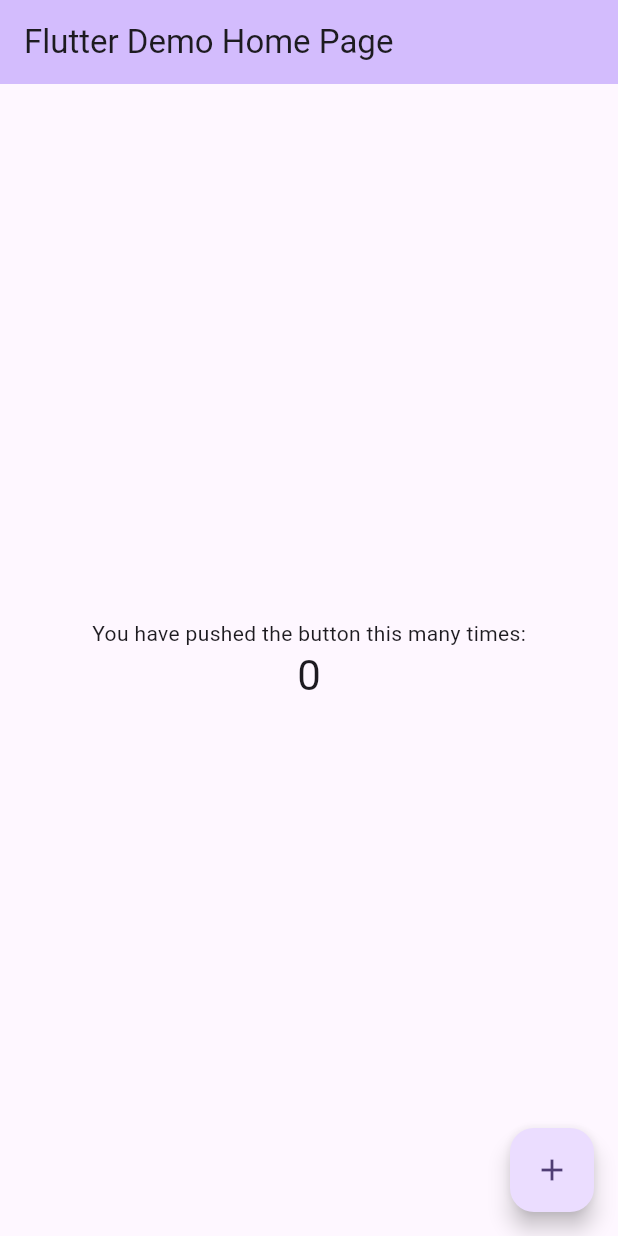
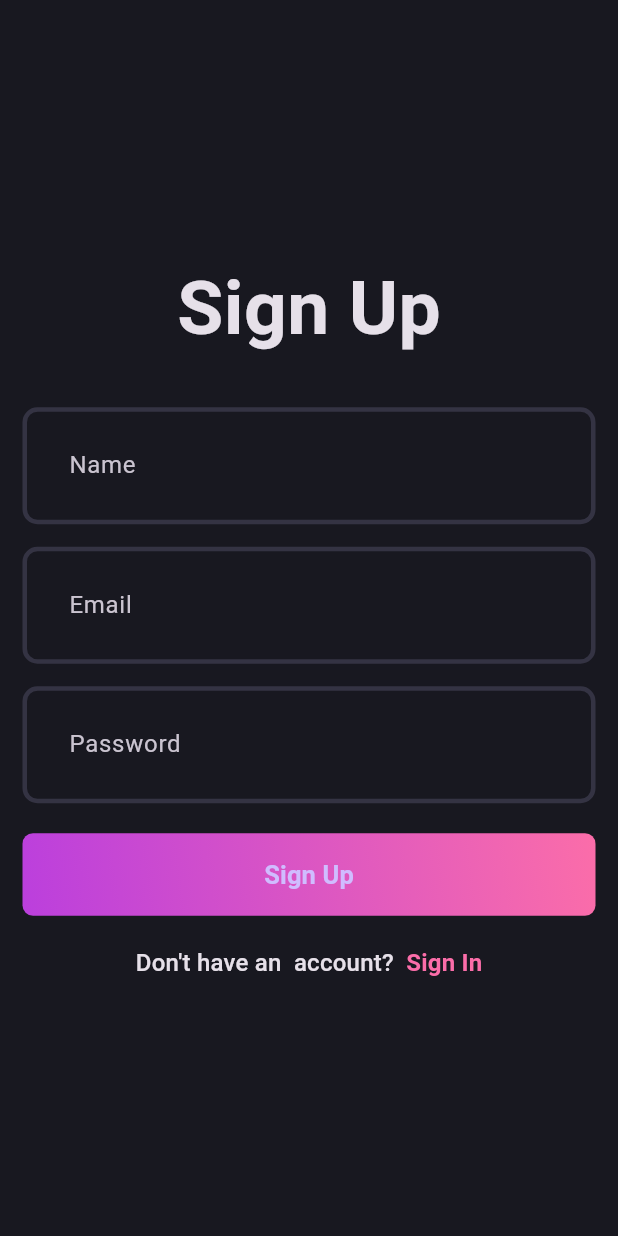
Before and after one commit to Kapil619/FlutterBlog, a Flutter app: the screen it shows after launch, on a phone screen of 412 x 824 dp. Run offline on Flutter 3.47's test engine with Material 3 defaults, Android fonts, the phone set to English and light mode, and no system bars.

Commit message:
Created initial  project structure, Finished SignUp Page UI

```diff
--- /dev/null
+++ b/lib/core/theme/app_pallete.dart
@@ -0,0 +1,13 @@
+import 'package:flutter/material.dart';
+
+class AppPallete {
+  static const Color backgroundColor = Color.fromRGBO(24, 24, 32, 1);
+  static const Color gradient1 = Color.fromRGBO(187, 63, 221, 1);
+  static const Color gradient2 = Color.fromRGBO(251, 109, 169, 1);
+  static const Color gradient3 = Color.fromRGBO(255, 159, 124, 1);
+  static const Color borderColor = Color.fromRGBO(52, 51, 67, 1);
+  static const Color whiteColor = Colors.white;
+  static const Color greyColor = Colors.grey;
+  static const Color errorColor = Colors.redAccent;
+  static const Color transparentColor = Colors.transparent;
+}
--- /dev/null
+++ b/lib/core/theme/theme.dart
@@ -0,0 +1,17 @@
+import 'package:flutter/material.dart';
+import 'package:flutterblog/core/theme/app_pallete.dart';
+
+class AppTheme {
+  static _border([Color color = AppPallete.borderColor]) => OutlineInputBorder(
+        borderSide: BorderSide(color: color, width: 3),
+        borderRadius: BorderRadius.circular(10),
+      );
+  static final darkThemeMode = ThemeData.dark().copyWith(
+    scaffoldBackgroundColor: AppPallete.backgroundColor,
+    inputDecorationTheme: InputDecorationTheme(
+      contentPadding: const EdgeInsets.all(27),
+      enabledBorder: _border(),
+      focusedBorder: _border(AppPallete.gradient2),
+    ),
+  );
+}
--- /dev/null
+++ b/lib/features/auth/presentation/pages/signup.dart
@@ -0,0 +1,56 @@
+import 'package:flutter/cupertino.dart';
+import 'package:flutter/material.dart';
+import 'package:flutter/widgets.dart';
+import 'package:flutterblog/core/theme/app_pallete.dart';
+import 'package:flutterblog/features/auth/presentation/widgets/auth_button.dart';
+import 'package:flutterblog/features/auth/presentation/widgets/auth_field.dart';
+
+class SignUp extends StatefulWidget {
+  const SignUp({super.key});
+
+  @override
+  State<SignUp> createState() => _SignUpState();
+}
+
+class _SignUpState extends State<SignUp> {
+  @override
+  Widget build(BuildContext context) {
+    return Scaffold(
+      body: Padding(
+        padding: const EdgeInsets.all(15.0),
+        child: Column(
+          mainAxisAlignment: MainAxisAlignment.center,
+          children: [
+            const Text(
+              'Sign Up',
+              style: TextStyle(fontSize: 50, fontWeight: FontWeight.bold),
+            ),
+            const SizedBox(height: 30),
+            const AuthField(hintText: 'Name'),
+            const SizedBox(height: 15),
+            const AuthField(hintText: 'Email'),
+            const SizedBox(height: 15),
+            const AuthField(hintText: 'Password'),
+            const SizedBox(height: 20),
+            const AuthButton(),
+            const SizedBox(height: 20),
+            RichText(
+              text: TextSpan(
+                text: "Don't have an  account? ",
+                style: Theme.of(context).textTheme.titleMedium,
+                children: [
+                  TextSpan(
+                    text: ' Sign In',
+                    style: Theme.of(context).textTheme.titleMedium?.copyWith(
+                        color: AppPallete.gradient2,
+                        fontWeight: FontWeight.bold),
+                  )
+                ],
+              ),
+            ),
+          ],
+        ),
+      ),
+    );
+  }
+}
--- /dev/null
+++ b/lib/features/auth/presentation/widgets/auth_button.dart
@@ -0,0 +1,31 @@
+import 'package:flutter/material.dart';
+import 'package:flutter/widgets.dart';
+import 'package:flutterblog/core/theme/app_pallete.dart';
+
+class AuthButton extends StatelessWidget {
+  const AuthButton({super.key});
+
+  @override
+  Widget build(BuildContext context) {
+    return Container(
+      decoration: BoxDecoration(
+          gradient: const LinearGradient(
+            colors: [AppPallete.gradient1, AppPallete.gradient2],
+            begin: Alignment.bottomLeft,
+            end: Alignment.topRight,
+          ),
+          borderRadius: BorderRadius.circular(7)),
+      child: ElevatedButton(
+        onPressed: () {},
+        style: ElevatedButton.styleFrom(
+            fixedSize: const Size(395, 55),
+            backgroundColor: AppPallete.transparentColor,
+            shadowColor: AppPallete.transparentColor),
+        child: const Text(
+          'Sign Up',
+          style: TextStyle(fontSize: 17, fontWeight: FontWeight.w600),
+        ),
+      ),
+    );
+  }
+}
--- /dev/null
+++ b/lib/features/auth/presentation/widgets/auth_field.dart
@@ -0,0 +1,15 @@
+import 'package:flutter/material.dart';
+
+class AuthField extends StatelessWidget {
+  final String hintText;
+  const AuthField({super.key, required this.hintText});
+
+  @override
+  Widget build(BuildContext context) {
+    return TextFormField(
+      decoration: InputDecoration(
+        hintText: hintText,
+      ),
+    );
+  }
+}
--- a/lib/main.dart
+++ b/lib/main.dart
@@ -1,4 +1,6 @@
 import 'package:flutter/material.dart';
+import 'package:flutterblog/core/theme/theme.dart';
+import 'package:flutterblog/features/auth/presentation/pages/signup.dart';
 
 void main() {
   runApp(const MyApp());
@@ -6,120 +8,13 @@ void main() {
 
 class MyApp extends StatelessWidget {
   const MyApp({super.key});
-
-  // This widget is the root of your application.
   @override
   Widget build(BuildContext context) {
     return MaterialApp(
-      title: 'Flutter Demo',
-      theme: ThemeData(
-        // This is the theme of your application.
-        //
-        // TRY THIS: Try running your application with "flutter run". You'll see
-        // the application has a purple toolbar. Then, without quitting the app,
-        // try changing the seedColor in the colorScheme below to Colors.green
-        // and then invoke "hot reload" (save your changes or press the "hot
-        // reload" button in a Flutter-supported IDE, or press "r" if you used
-        // the command line to start the app).
-        //
-        // Notice that the counter didn't reset back to zero; the application
-        // state is not lost during the reload. To reset the state, use hot
-        // restart instead.
-        //
-        // This works for code too, not just values: Most code changes can be
-        // tested with just a hot reload.
-        colorScheme: ColorScheme.fromSeed(seedColor: Colors.deepPurple),
-        useMaterial3: true,
-      ),
-      home: const MyHomePage(title: 'Flutter Demo Home Page'),
+      debugShowCheckedModeBanner: false,
+      title: 'Flutter Blog',
+      theme: AppTheme.darkThemeMode,
+      home: const SignUp(),
     );
   }
 }
-
-class MyHomePage extends StatefulWidget {
-  const MyHomePage({super.key, required this.title});
-
-  // This widget is the home page of your application. It is stateful, meaning
-  // that it has a State object (defined below) that contains fields that affect
-  // how it looks.
-
-  // This class is the configuration for the state. It holds the values (in this
-  // case the title) provided by the parent (in this case the App widget) and
-  // used by the build method of the State. Fields in a Widget subclass are
-  // always marked "final".
-
-  final String title;
-
-  @override
-  State<MyHomePage> createState() => _MyHomePageState();
-}
-
-class _MyHomePageState extends State<MyHomePage> {
-  int _counter = 0;
-
-  void _incrementCounter() {
-    setState(() {
-      // This call to setState tells the Flutter framework that something has
-      // changed in this State, which causes it to rerun the build method below
-      // so that the display can reflect the updated values. If we changed
-      // _counter without calling setState(), then the build method would not be
-      // called again, and so nothing would appear to happen.
-      _counter++;
-    });
-  }
-
-  @override
-  Widget build(BuildContext context) {
-    // This method is rerun every time setState is called, for instance as done
-    // by the _incrementCounter method above.
-    //
-    // The Flutter framework has been optimized to make rerunning build methods
-    // fast, so that you can just rebuild anything that needs updating rather
-    // than having to individually change instances of widgets.
-    return Scaffold(
-      appBar: AppBar(
-        // TRY THIS: Try changing the color here to a specific color (to
-        // Colors.amber, perhaps?) and trigger a hot reload to see the AppBar
-        // change color while the other colors stay the same.
-        backgroundColor: Theme.of(context).colorScheme.inversePrimary,
-        // Here we take the value from the MyHomePage object that was created by
-        // the App.build method, and use it to set our appbar title.
-        title: Text(widget.title),
-      ),
-      body: Center(
-        // Center is a layout widget. It takes a single child and positions it
-        // in the middle of the parent.
-        child: Column(
-          // Column is also a layout widget. It takes a list of children and
-          // arranges them vertically. By default, it sizes itself to fit its
-          // children horizontally, and tries to be as tall as its parent.
-          //
-          // Column has various properties to control how it sizes itself and
-          // how it positions its children. Here we use mainAxisAlignment to
-          // center the children vertically; the main axis here is the vertical
-          // axis because Columns are vertical (the cross axis would be
-          // horizontal).
-          //
-          // TRY THIS: Invoke "debug painting" (choose the "Toggle Debug Paint"
-          // action in the IDE, or press "p" in the console), to see the
-          // wireframe for each widget.
-          mainAxisAlignment: MainAxisAlignment.center,
-          children: <Widget>[
-            const Text(
-              'You have pushed the button this many times:',
-            ),
-            Text(
-              '$_counter',
-              style: Theme.of(context).textTheme.headlineMedium,
-            ),
-          ],
-        ),
-      ),
-      floatingActionButton: FloatingActionButton(
-        onPressed: _incrementCounter,
-        tooltip: 'Increment',
-        child: const Icon(Icons.add),
-      ), // This trailing comma makes auto-formatting nicer for build methods.
-    );
-  }
-}
```
